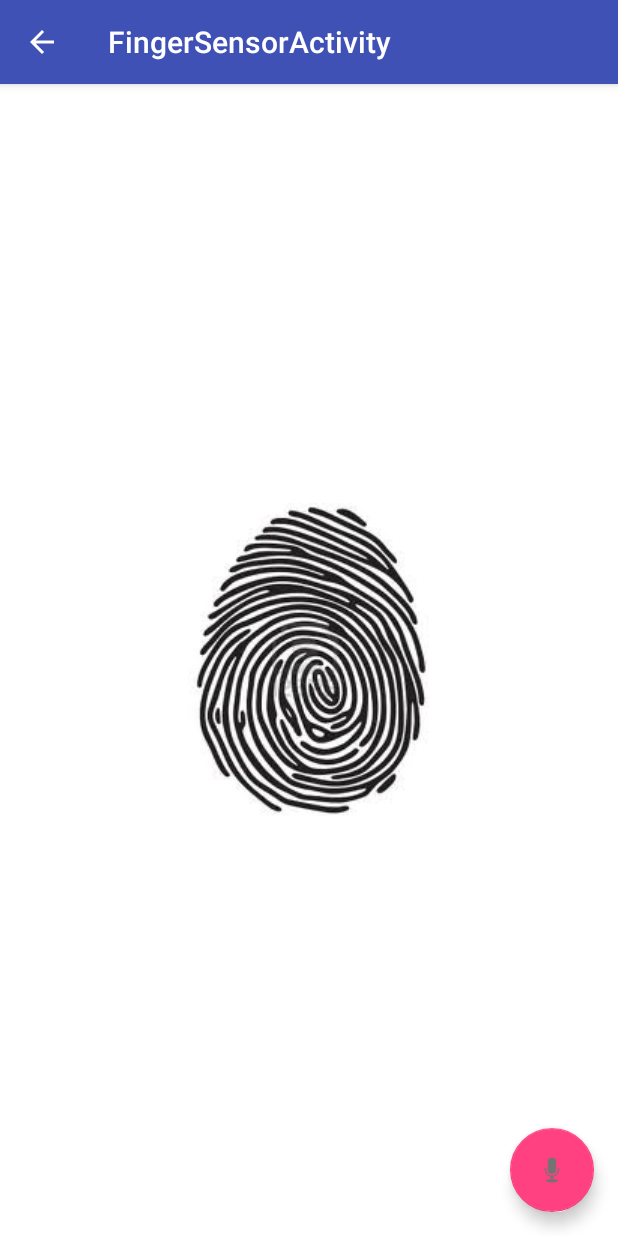
After one commit to tranduytung/X-Prototype, an Android app: the FingerSensorActivity screen opened directly, with no data from a screen before it, on a phone screen of 412 x 824 dp. The commit adds this screen. Run offline under Robolectric (Android 15) with nearby library versions, the phone set to English and light mode, and no system bars.

Commit message:
finger sensor

```diff
--- a/app/src/main/AndroidManifest.xml
+++ b/app/src/main/AndroidManifest.xml
@@ -22,6 +22,10 @@
         <activity
             android:name=".CameraSensorActivity"
             android:label="@string/title_activity_camera_sensor"
+            android:theme="@style/AppTheme.NoActionBar" />
+        <activity
+            android:name=".FingerSensorActivity"
+            android:label="@string/title_activity_finger_sensor"
             android:theme="@style/AppTheme.NoActionBar"></activity>
     </application>
 
--- /dev/null
+++ b/app/src/main/java/com/example/duytung/x_prototype/FingerSensorActivity.java
@@ -0,0 +1,83 @@
+package com.example.duytung.x_prototype;
+
+import android.app.AlertDialog;
+import android.content.DialogInterface;
+import android.os.Bundle;
+import android.support.design.widget.FloatingActionButton;
+import android.support.design.widget.Snackbar;
+import android.support.v7.app.AppCompatActivity;
+import android.support.v7.widget.Toolbar;
+import android.view.MenuItem;
+import android.view.View;
+import android.widget.ImageView;
+
+import java.util.Random;
+
+public class FingerSensorActivity extends AppCompatActivity {
+    ImageView finger_sensor_img;
+
+    @Override
+    protected void onCreate(Bundle savedInstanceState) {
+        super.onCreate(savedInstanceState);
+        setContentView(R.layout.activity_finger_sensor);
+        Toolbar toolbar = (Toolbar) findViewById(R.id.toolbar);
+        setSupportActionBar(toolbar);
+
+        FloatingActionButton fab = (FloatingActionButton) findViewById(R.id.fab);
+        fab.setOnClickListener(new View.OnClickListener() {
+            @Override
+            public void onClick(View view) {
+                Snackbar.make(view, "Replace with your own action", Snackbar.LENGTH_LONG)
+                        .setAction("Action", null).show();
+            }
+        });
+        // Back button
+        getSupportActionBar().setDisplayHomeAsUpEnabled(true);
+        finger_sensor_img = (ImageView)findViewById(R.id.finger_sensor_img);
+        finger_sensor_img.setOnClickListener(new View.OnClickListener() {
+            @Override
+            public void onClick(View v) {
+                Random r = new Random();
+                int a = r.nextInt(2);
+                if(a == 0){
+                    new AlertDialog.Builder(FingerSensorActivity.this)
+                            .setTitle("Kiểm tra Vân Tay")
+                            .setMessage("Khớp vân tay - Cửa mở")
+                            .setPositiveButton(android.R.string.ok, new DialogInterface.OnClickListener() {
+                                //                    Button chong_trom_off = (Button)findViewById(R.id.chong_trom_off);
+                                public void onClick(DialogInterface dialog, int which) {
+                                    onBackPressed();
+                                }
+                            })
+                            .setIcon(R.drawable.btn_check_buttonless_on)
+                            .show();
+                } else {
+                    new AlertDialog.Builder(FingerSensorActivity.this)
+                            .setTitle("Kiểm tra Vân Tay")
+                            .setMessage("Không khớp vân tay - Thử lại")
+                            .setPositiveButton(android.R.string.ok, new DialogInterface.OnClickListener() {
+                                //                    Button chong_trom_off = (Button)findViewById(R.id.chong_trom_off);
+                                public void onClick(DialogInterface dialog, int which) {
+                                }
+                            })
+                            .setIcon(R.drawable.ic_delete)
+                            .show();
+                }
+            }
+        });
+    }
+
+    @Override
+    public boolean onOptionsItemSelected(MenuItem item) {
+        switch (item.getItemId()) {
+            case android.R.id.home:
+                // API 5+ solution
+                onBackPressed();
+                return true;
+
+            default:
+                return super.onOptionsItemSelected(item);
+        }
+    }
+
+}
--- /dev/null
+++ b/app/src/main/res/layout/activity_finger_sensor.xml
@@ -0,0 +1,33 @@
+<?xml version="1.0" encoding="utf-8"?>
+<android.support.design.widget.CoordinatorLayout xmlns:android="http://schemas.android.com/apk/res/android"
+    xmlns:app="http://schemas.android.com/apk/res-auto"
+    xmlns:tools="http://schemas.android.com/tools"
+    android:layout_width="match_parent"
+    android:layout_height="match_parent"
+    tools:context="com.example.duytung.x_prototype.FingerSensorActivity">
+
+    <android.support.design.widget.AppBarLayout
+        android:layout_width="match_parent"
+        android:layout_height="wrap_content"
+        android:theme="@style/AppTheme.AppBarOverlay">
+
+        <android.support.v7.widget.Toolbar
+            android:id="@+id/toolbar"
+            android:layout_width="match_parent"
+            android:layout_height="?attr/actionBarSize"
+            android:background="?attr/colorPrimary"
+            app:popupTheme="@style/AppTheme.PopupOverlay" />
+
+    </android.support.design.widget.AppBarLayout>
+
+    <include layout="@layout/content_finger_sensor" />
+
+    <android.support.design.widget.FloatingActionButton
+        android:id="@+id/fab"
+        android:layout_width="wrap_content"
+        android:layout_height="wrap_content"
+        android:layout_gravity="bottom|end"
+        android:layout_margin="@dimen/fab_margin"
+        app:srcCompat="@android:drawable/ic_btn_speak_now" />
+
+</android.support.design.widget.CoordinatorLayout>
--- /dev/null
+++ b/app/src/main/res/layout/content_finger_sensor.xml
@@ -0,0 +1,21 @@
+<?xml version="1.0" encoding="utf-8"?>
+<LinearLayout xmlns:android="http://schemas.android.com/apk/res/android"
+    xmlns:app="http://schemas.android.com/apk/res-auto"
+    xmlns:tools="http://schemas.android.com/tools"
+    android:layout_width="match_parent"
+    android:layout_height="match_parent"
+    app:layout_behavior="@string/appbar_scrolling_view_behavior"
+    tools:context="com.example.duytung.x_prototype.FingerSensorActivity"
+    tools:showIn="@layout/activity_finger_sensor"
+    android:orientation="vertical"
+    android:gravity="center"
+    android:background="#ffff">
+
+    <ImageView
+        android:layout_width="wrap_content"
+        android:layout_height="wrap_content"
+        android:src="@drawable/finger_sensor"
+        android:id="@+id/finger_sensor_img"
+        android:scaleType="centerInside"
+        />
+</LinearLayout>
--- a/app/src/main/res/values/strings.xml
+++ b/app/src/main/res/values/strings.xml
@@ -2,4 +2,5 @@
     <string name="app_name">X-Prototype</string>
     <string name="action_settings">Settings</string>
     <string name="title_activity_camera_sensor">CameraSensorActivity</string>
+    <string name="title_activity_finger_sensor">FingerSensorActivity</string>
 </resources>
```
Also changed, not shown: app/src/main/java/com/example/duytung/x_prototype/MainActivity.java (+13 -0 lines), app/src/main/res/layout/content_main.xml (+7 -0 lines), app/src/main/res/drawable/btn_check_buttonless_on.png (added), app/src/main/res/drawable/finger_sensor.jpg (added), app/src/main/res/drawable/ic_delete.png (added).
